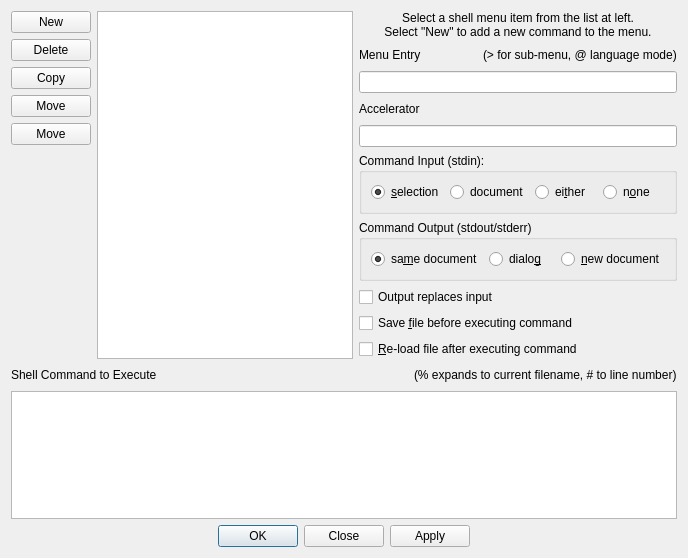
The window that source/DialogShellMenu.ui (eteran/nedit-ng) describes before a commit, drawn with Qt 5.
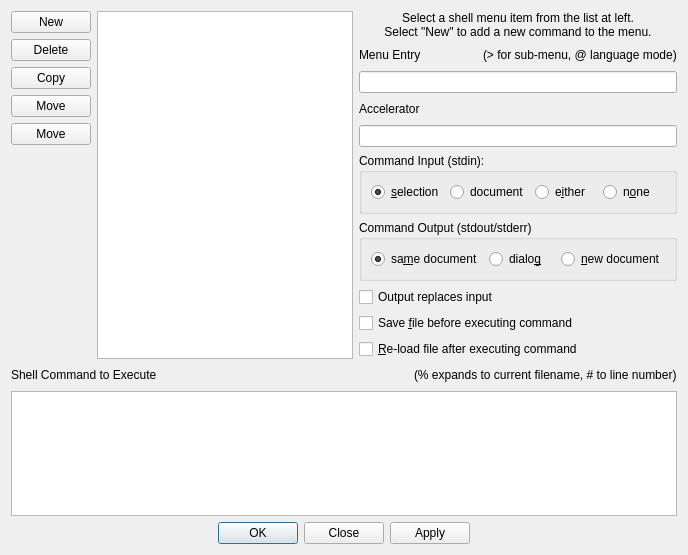
The same window after the commit. Icons and pictures are not drawn. Custom widgets are drawn as their Qt base class.

The edit to the form file:
```diff
--- a/source/DialogShellMenu.ui
+++ b/source/DialogShellMenu.ui
@@ -7,7 +7,7 @@
     <x>0</x>
     <y>0</y>
     <width>688</width>
-    <height>558</height>
+    <height>555</height>
    </rect>
   </property>
   <property name="windowTitle">
@@ -203,7 +203,7 @@
           <item>
            <widget class="QRadioButton" name="radioFromEither">
             <property name="text">
-             <string>ei&amp;ther</string>
+             <string>e&amp;ither</string>
             </property>
            </widget>
           </item>
```
Left out of the diff: 2 changed lines with no effect on the pictures.
